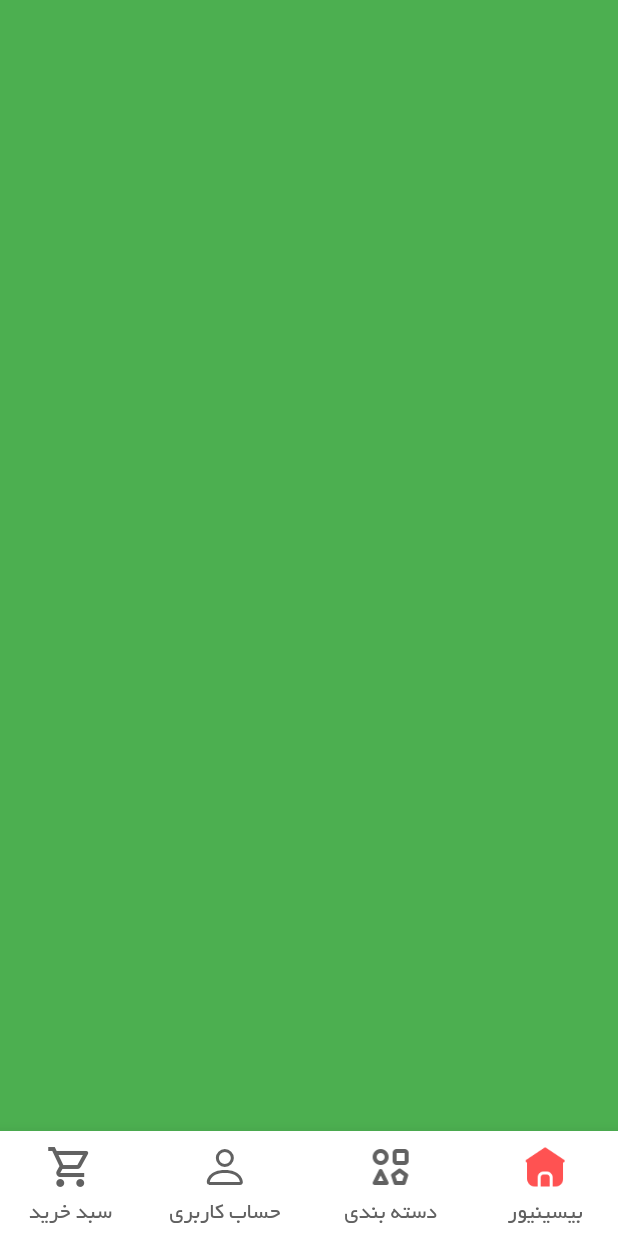
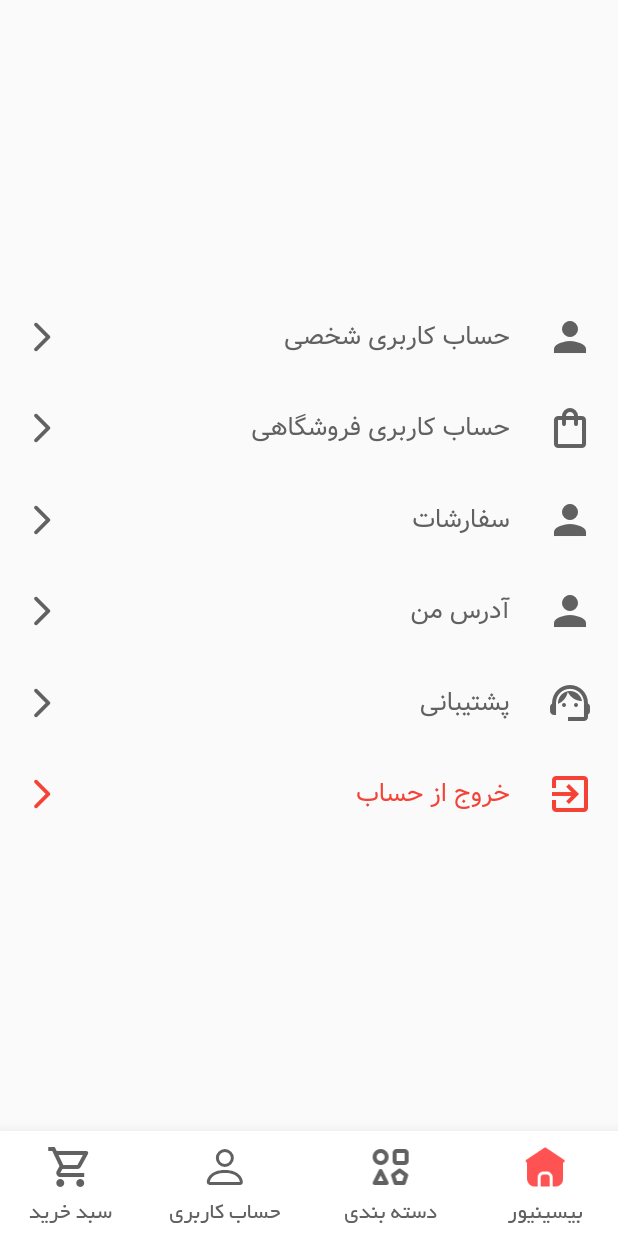
Before and after one commit to SajjadFlutter/shop_app, a Flutter app: the MainWrapper screen opened by its route, swiped to page 3, on a phone screen of 412 x 824 dp. Run offline on Flutter 3.47's test engine with Material 2 defaults, Android fonts, the phone set to English and light mode, and no system bars; our stand-ins replace bloc, cached_network_image, connectivity_plus, dio, flutter_bloc, flutter_svg and 5 more; missing offline and left inert: delayed_widget; accounts and stored records are empty; network calls fail.

Commit message:
PorfileScreen completed

```diff
--- a/lib/common/widgets/main_wrapper.dart
+++ b/lib/common/widgets/main_wrapper.dart
@@ -1,6 +1,7 @@
 import 'package:flutter/material.dart';
 import 'package:shop_app/common/widgets/bottom_nav.dart';
 import 'package:shop_app/features/feature_home/presentation/screens/home_screen.dart';
+import 'package:shop_app/features/feature_home/presentation/screens/profile_screen.dart';
 
 class MainWrapper extends StatelessWidget {
   static String routeName = '/main_wrapper';
@@ -11,7 +12,7 @@ class MainWrapper extends StatelessWidget {
   final List<Widget> topLevelScreens = [
     const HomeScreen(),
     Container(color: Colors.blueAccent),
-    Container(color: Colors.green),
+    ProfileScreen(),
     Container(color: Colors.amber),
   ];
 
--- a/lib/features/feature_home/presentation/screens/home_screen.dart
+++ b/lib/features/feature_home/presentation/screens/home_screen.dart
@@ -39,8 +39,7 @@ class _HomeScreenState extends State<HomeScreen> {
     var width = MediaQuery.of(context).size.width;
     var height = MediaQuery.of(context).size.height;
 
-    return SafeArea(
-      child: BlocProvider(
+    return BlocProvider(
       create: (context) => HomeCubit(locator<HomeRepository>()),
       child: Builder(builder: (context) {
         // call api
@@ -84,6 +83,7 @@ class _HomeScreenState extends State<HomeScreen> {
               return SingleChildScrollView(
                 child: Column(
                   children: [
+                    SizedBox(height: height*0.03),
                     // sliders
                     homeModel.data!.sliders!.isNotEmpty
                         ? SizedBox(
@@ -126,12 +126,12 @@ class _HomeScreenState extends State<HomeScreen> {
                           )
                         : Container(),
 
-                      SizedBox(height: height * 0.03),
+                    SizedBox(height: height * 0.01),
 
                     // 8 categories
                     homeModel.data!.categories!.isNotEmpty
                         ? SizedBox(
-                              height: 220,
+                            height: 250,
                             child: GridView.builder(
                               physics: const NeverScrollableScrollPhysics(),
                               gridDelegate:
@@ -242,7 +242,6 @@ class _HomeScreenState extends State<HomeScreen> {
           },
         );
       }),
-      ),
     );
   }
 }
--- /dev/null
+++ b/lib/features/feature_home/presentation/screens/profile_screen.dart
@@ -0,0 +1,77 @@
+import 'package:flutter/material.dart';
+import 'package:shop_app/features/feature_home/presentation/utils/profile_list_model.dart';
+
+class ProfileScreen extends StatelessWidget {
+  ProfileScreen({super.key});
+
+  final List<ProfileListModel> profileList = [
+    ProfileListModel(
+        iconData: Icons.person, title: 'حساب کاربری شخصی', onTap: () {}),
+    ProfileListModel(
+        iconData: Icons.shopping_bag_outlined,
+        title: 'حساب کاربری فروشگاهی',
+        onTap: () {}),
+    ProfileListModel(iconData: Icons.person, title: 'سفارشات', onTap: () {}),
+    ProfileListModel(iconData: Icons.person, title: 'آدرس من', onTap: () {}),
+    ProfileListModel(
+        iconData: Icons.support_agent, title: 'پشتیبانی', onTap: () {}),
+    ProfileListModel(
+        iconData: Icons.exit_to_app, title: 'خروج از حساب', onTap: () {}),
+  ];
+
+  @override
+  Widget build(BuildContext context) {
+    return Column(
+      mainAxisAlignment: MainAxisAlignment.center,
+      children: [
+        ListView.separated(
+          shrinkWrap: true,
+          itemBuilder: (context, index) {
+            return ProfileListTile(
+              iconData: profileList[index].iconData,
+              title: profileList[index].title,
+              onTap: profileList[index].onTap,
+              isLast: index == profileList.length - 1 ? true : false,
+            );
+          },
+          separatorBuilder: (context, index) => const SizedBox(height: 5.0),
+          itemCount: profileList.length,
+        ),
+      ],
+    );
+  }
+}
+
+class ProfileListTile extends StatelessWidget {
+  final IconData iconData;
+  final String title;
+  final Function() onTap;
+  final bool isLast;
+
+  const ProfileListTile({
+    super.key,
+    required this.iconData,
+    required this.title,
+    required this.onTap,
+    required this.isLast,
+  });
+
+  @override
+  Widget build(BuildContext context) {
+    return GestureDetector(
+      onTap: onTap,
+      child: ListTile(
+        leading: Icon(iconData,
+            size: 32.0, color: isLast ? Colors.red : Colors.grey.shade700),
+        title: Text(
+          title,
+          style: TextStyle(color: isLast ? Colors.red : Colors.grey.shade700),
+        ),
+        trailing: Icon(
+          Icons.arrow_back_ios_new_rounded,
+          color: isLast ? Colors.red : Colors.grey.shade700,
+        ),
+      ),
+    );
+  }
+}
--- /dev/null
+++ b/lib/features/feature_home/presentation/utils/profile_list_model.dart
@@ -0,0 +1,11 @@
+import 'package:flutter/material.dart';
+
+class ProfileListModel {
+  IconData iconData;
+  String title;
+  Function() onTap;
+
+  ProfileListModel({required this.iconData,required this.title,required this.onTap});
+
+
+}
--- a/lib/main.dart
+++ b/lib/main.dart
@@ -1,3 +1,5 @@
+import 'dart:io';
+
 import 'package:flutter/material.dart';
 import 'package:flutter_bloc/flutter_bloc.dart';
 import 'package:flutter_localizations/flutter_localizations.dart';
@@ -9,6 +11,8 @@ import 'package:shop_app/locator.dart';
 
 void main() async {
   WidgetsFlutterBinding.ensureInitialized();
+
+  HttpOverrides.global = MyHttpOverrides();
 
   // init locator
   await initLocator();
@@ -49,3 +53,12 @@ class MyApp extends StatelessWidget {
     );
   }
 }
+
+class MyHttpOverrides extends HttpOverrides {
+  @override
+  HttpClient createHttpClient(SecurityContext? context) {
+    return super.createHttpClient(context)
+      ..badCertificateCallback =
+          (X509Certificate cert, String host, int port) => true;
+  }
+}
```
Lines whose indentation alone changed are shown as unchanged.
